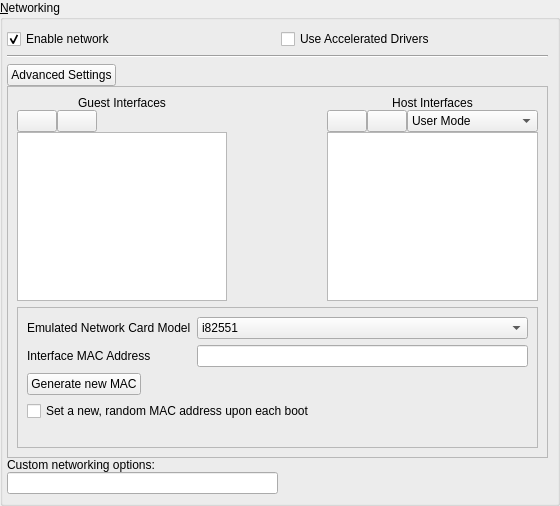
Before: the Qt Designer form ui/networkpage.ui in uwolfer/qtemu, drawn with Qt 5.
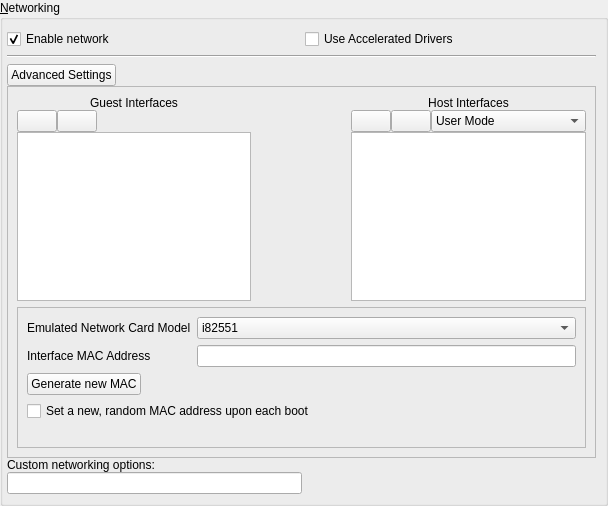
After: the same form once the commit is applied. The open tabs and pages were chosen to show the change. Icons and pictures are not drawn.

Commit message: stop the ui from crashing when deleting some interfaces

Diff of the .ui file:
```diff
--- a/ui/networkpage.ui
+++ b/ui/networkpage.ui
@@ -5,7 +5,7 @@
    <rect>
     <x>0</x>
     <y>0</y>
-    <width>560</width>
+    <width>608</width>
     <height>506</height>
    </rect>
   </property>
@@ -274,7 +274,7 @@
                <rect>
                 <x>3</x>
                 <y>3</y>
-                <width>534</width>
+                <width>582</width>
                 <height>332</height>
                </rect>
               </property>
@@ -927,7 +927,7 @@
                    <rect>
                     <x>3</x>
                     <y>3</y>
-                    <width>520</width>
+                    <width>568</width>
                     <height>149</height>
                    </rect>
                   </property>
```
Left out of the diff: 8 changed lines with no effect on the pictures. The commit also changes 3 other files.
